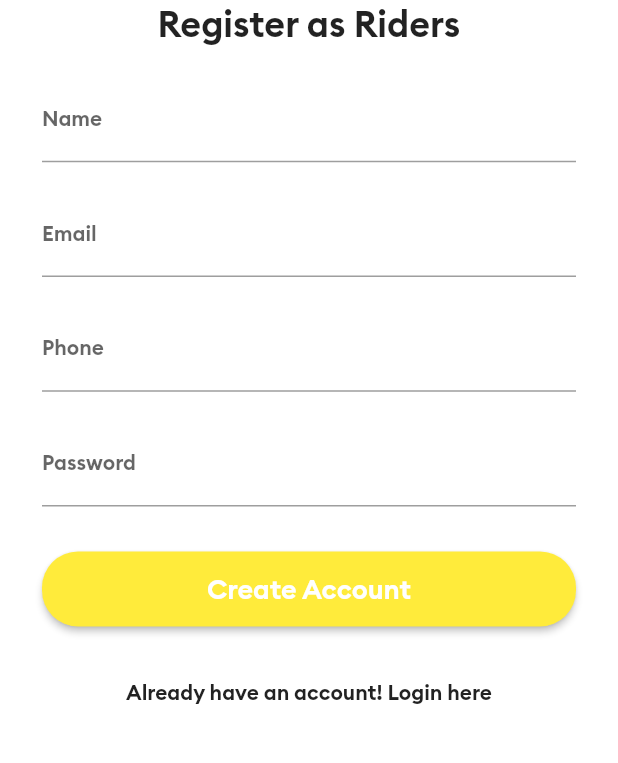
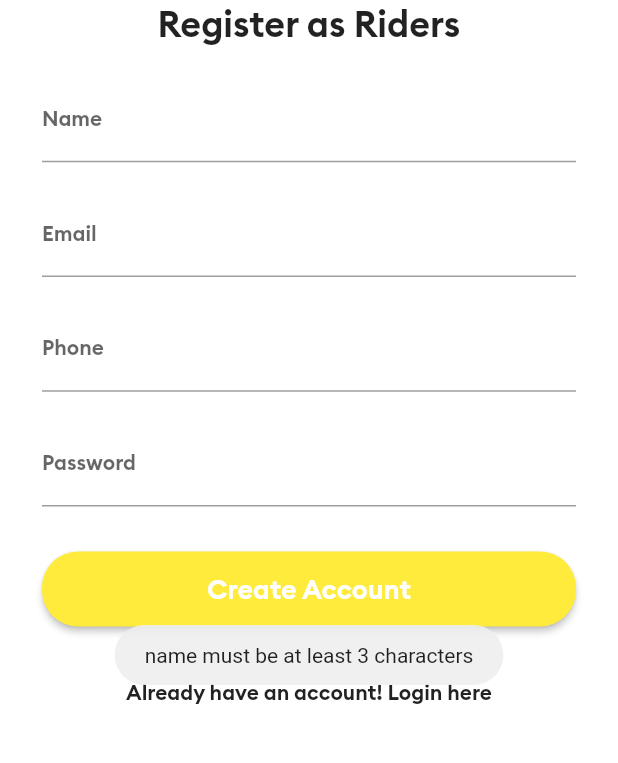
Before and after one commit to Senninseyi/userridesxxx, a Flutter app: the RegisterScreen screen opened by its route, after a tap on "Create Account", on a phone screen of 412 x 824 dp, the part 455-1218 px from its top. Run offline on Flutter 3.47's test engine with Material 2 defaults, Android fonts, the phone set to English and light mode, and no system bars; our stand-ins replace firebase_auth, fluttertoast; accounts and stored records are empty.

Commit message:
registeration for users

```diff
--- a/lib/screen/registerScreen.dart
+++ b/lib/screen/registerScreen.dart
@@ -1,10 +1,19 @@
+import 'package:firebase_auth/firebase_auth.dart';
 import 'package:flutter/material.dart';
+import 'package:fluttertoast/fluttertoast.dart';
+import 'package:userrides/main.dart';
 import 'package:userrides/screen/loginScreen.dart';
+import 'package:userrides/screen/mainScreen.dart';
 
 class RegisterScreen extends StatelessWidget {
-  const RegisterScreen({Key? key}) : super(key: key);
+  RegisterScreen({Key? key}) : super(key: key);
 
   static const String idScreen = "Register";
+
+  TextEditingController nameTextEditingController = TextEditingController();
+  TextEditingController emailTextEditingController = TextEditingController();
+  TextEditingController phoneTextEditingController = TextEditingController();
+  TextEditingController passwordTextEditingController = TextEditingController();
 
   @override
   Widget build(BuildContext context) {
@@ -12,35 +21,36 @@ class RegisterScreen extends StatelessWidget {
       backgroundColor: Colors.white,
       body: SingleChildScrollView(
         child: Padding(
-          padding: const EdgeInsets.all(8.0),
+          padding: EdgeInsets.all(8.0),
           child: Column(
             children: [
-              const SizedBox(height: 45.0,),
-              const Image(
+              SizedBox(height: 45.0,),
+              Image(
                 image: AssetImage("images/logo.png"),
                 width: 500.0,
                 height: 250.0,
                 alignment: Alignment.center,
               ),
 
-              const SizedBox(height: 1.0,),
-              const Text(
+              SizedBox(height: 1.0,),
+              Text(
                 "Register as Riders",
-                style: const TextStyle(fontSize: 24.0, fontFamily: "Brand-Bold"),
+                style: TextStyle(fontSize: 24.0, fontFamily: "Brand-Bold"),
                 textAlign: TextAlign.center,
               ),
 
               Padding(
-                padding: const EdgeInsets.all(20.0),
+                padding: EdgeInsets.all(20.0),
                 child: Column(
                   children: [
 
-                    const SizedBox(height: 1.0,),
-                    const TextField(
+                    SizedBox(height: 1.0,),
+                    TextField(
+                      controller: nameTextEditingController,
                       keyboardType: TextInputType.text,
-                      decoration: const InputDecoration(
+                      decoration: InputDecoration(
                           labelText: "Name",
-                          labelStyle: const TextStyle(
+                          labelStyle: TextStyle(
                             fontSize: 14.0,
                           ),
                           hintStyle: TextStyle(
@@ -48,15 +58,16 @@ class RegisterScreen extends StatelessWidget {
                               fontSize: 10.0
                           )
                       ),
-                      style: const TextStyle(fontSize: 14.0),
+                      style: TextStyle(fontSize: 14.0),
                     ),
 
-                    const SizedBox(height: 20.0,),
-                    const TextField(
+                    SizedBox(height: 20.0,),
+                    TextField(
+                      controller: emailTextEditingController,
                       keyboardType: TextInputType.emailAddress,
-                      decoration: const InputDecoration(
+                      decoration: InputDecoration(
                           labelText: "Email",
-                          labelStyle: const TextStyle(
+                          labelStyle: TextStyle(
                             fontSize: 14.0,
                           ),
                           hintStyle: TextStyle(
@@ -64,15 +75,16 @@ class RegisterScreen extends StatelessWidget {
                               fontSize: 10.0
                           )
                       ),
-                      style: const TextStyle(fontSize: 14.0),
+                      style: TextStyle(fontSize: 14.0),
                     ),
 
-                    const SizedBox(height: 20.0,),
-                    const TextField(
+                    SizedBox(height: 20.0,),
+                    TextField(
+                      controller: phoneTextEditingController,
                       keyboardType: TextInputType.phone,
-                      decoration: const InputDecoration(
+                      decoration: InputDecoration(
                           labelText: "Phone",
-                          labelStyle: const TextStyle(
+                          labelStyle: TextStyle(
                             fontSize: 14.0,
                           ),
                           hintStyle: TextStyle(
@@ -80,14 +92,15 @@ class RegisterScreen extends StatelessWidget {
                               fontSize: 10.0
                           )
                       ),
-                      style: const TextStyle(fontSize: 14.0),
+                      style: TextStyle(fontSize: 14.0),
                     ),
 
-                    const SizedBox(height: 20.0,),
-                    const TextField(
+                    SizedBox(height: 20.0,),
+                    TextField(
+                      controller: passwordTextEditingController,
                       obscureText: true,
                       keyboardType: TextInputType.visiblePassword,
-                      decoration: const InputDecoration(
+                      decoration: InputDecoration(
                           labelText: "Password",
                           labelStyle: TextStyle(
                             fontSize: 14.0,
@@ -100,25 +113,43 @@ class RegisterScreen extends StatelessWidget {
                       style: TextStyle(fontSize: 14.0),
                     ),
 
-                    const SizedBox(height: 30.0,),
+                    SizedBox(height: 30.0,),
                     RaisedButton(
                       color: Colors.yellow,
                       textColor: Colors.white,
                       child: Container(
                         height: 50.0,
-                        child: const Center(
-                          child: const Text(
+                        child: Center(
+                          child: Text(
                             "Create Account",
-                            style: TextStyle(fontSize: 18.0, fontFamily: "Brand-Bold"),
+                            style: TextStyle(
+                                fontSize: 18.0, fontFamily: "Brand-Bold"),
                           ),
                         ),
                       ),
                       shape: new RoundedRectangleBorder(
                           borderRadius: new BorderRadius.circular(24.0)
                       ),
-                      onPressed: ()
-                      {
-                        print("Register Button Clicked");
+                      onPressed: () {
+                        // print("Register Button Clicked");
+                        if (nameTextEditingController.text.length < 3) {
+                          displayToastMessage(
+                              "name must be at least 3 characters", context);
+                        } else
+                        if (!emailTextEditingController.text.contains("@")) {
+                          displayToastMessage("email address is invalid",
+                              context);
+                        } else if (phoneTextEditingController.text.isEmpty) {
+                          displayToastMessage(
+                              "phone number is mandatory", context);
+                        } else if (passwordTextEditingController.text.length <
+                            6) {
+                          displayToastMessage(
+                              "password must be at least 6 characters",
+                              context);
+                        } else {
+                          registerNewUser(context);
+                        }
                       },
                     )
 
@@ -127,11 +158,11 @@ class RegisterScreen extends StatelessWidget {
               ),
 
               FlatButton(
-                  onPressed: ()
-                  {
-                    Navigator.pushReplacementNamed(context, LoginScreen.idScreen);
+                  onPressed: () {
+                    Navigator.pushReplacementNamed(
+                        context, LoginScreen.idScreen);
                   },
-                  child: const Text(
+                  child: Text(
                       "Already have an account! Login here"
                   )
               )
@@ -143,4 +174,46 @@ class RegisterScreen extends StatelessWidget {
       ),
     );
   }
+
+  final FirebaseAuth _firebaseAuth = FirebaseAuth.instance;
+
+  void registerNewUser(BuildContext context) async {
+    try {
+      UserCredential _userCredential = await _firebaseAuth
+          .createUserWithEmailAndPassword(
+        email: emailTextEditingController.text,
+        password: passwordTextEditingController.text,
+      );
+
+      if (_userCredential != null) {
+        //save to database
+        Map userDataMap = {
+          "name": nameTextEditingController.text.trim(),
+          "email": emailTextEditingController.text.trim(),
+          "phone": phoneTextEditingController.text.trim(),
+        };
+
+        usersRef.child(_userCredential.user!.uid).set(userDataMap);
+        displayToastMessage("Congratulations, your account has been created.", context);
+        Navigator.pushReplacementNamed(context, MainScreen.idScreen);
+      } else {
+        // error message
+        displayToastMessage("ew user has not been created", context);
+      }
+
+    } on FirebaseAuthException catch (e) {
+      if (e.code == 'weak-password') {
+        print('The password provided is too weak.');
+      } else if (e.code == 'email-already-in-use') {
+        // print('The account already exists for that email.');
+        displayToastMessage('The account already exists for that email.', context);
+      }
+    } catch (e) {
+      print(e);
+    }
+  }
 }
+
+displayToastMessage(String message, BuildContext context){
+  Fluttertoast.showToast(msg: message);
+}
```
